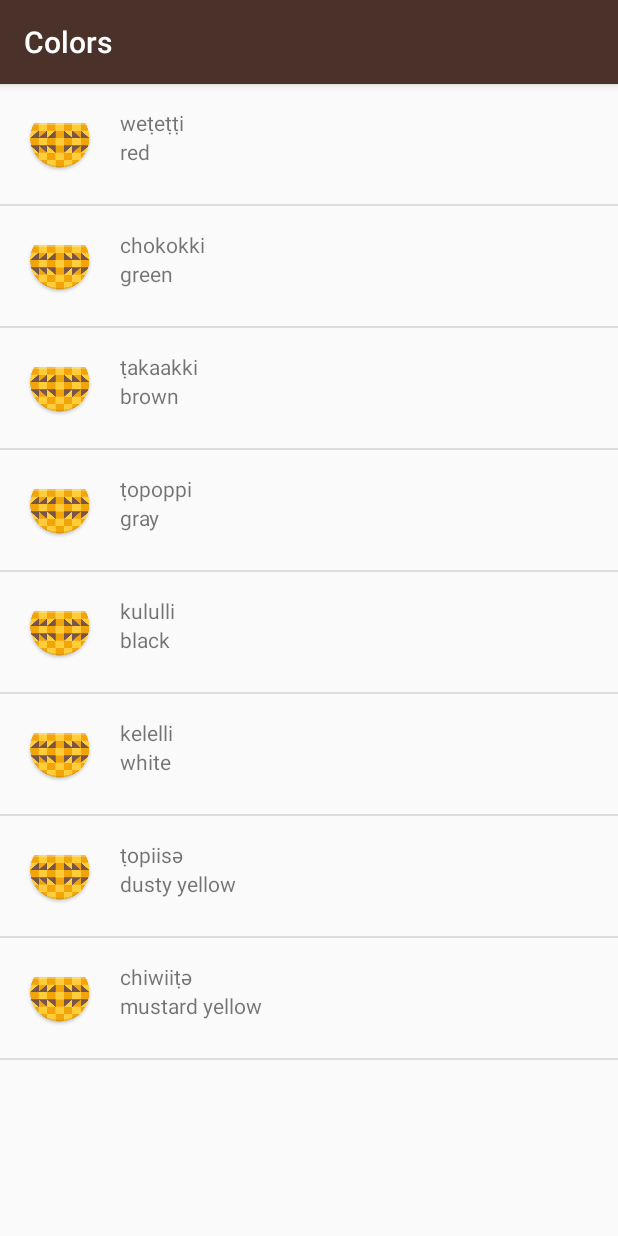
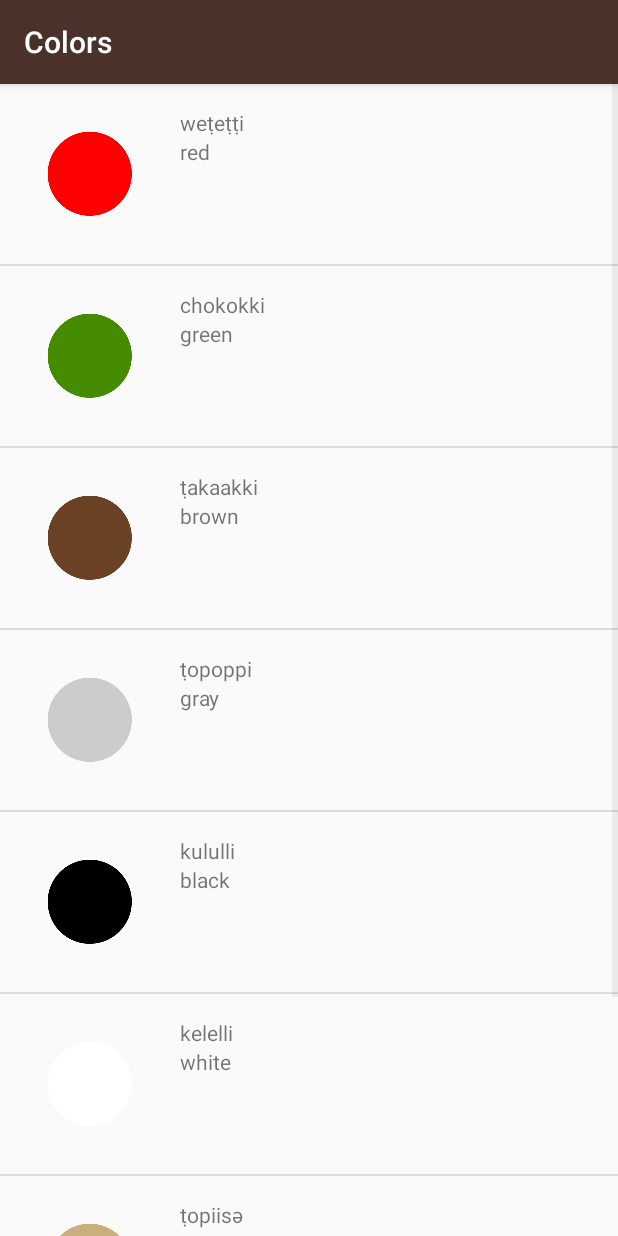
Before and after one commit to worzst/ud-miwok-translator, an Android app: the ColorsActivity screen opened directly, with no data from a screen before it, on a phone screen of 412 x 824 dp. Run offline under Robolectric (Android 15) with nearby library versions, the phone set to English and light mode, and no system bars.

Commit message:
WordAdapter changes
changed WordAdapter to support word with or without images

```diff
--- a/app/src/main/java/com/example/android/miwok/ColorsActivity.java
+++ b/app/src/main/java/com/example/android/miwok/ColorsActivity.java
@@ -13,6 +13,7 @@ public class ColorsActivity extends AppCompatActivity {
         super.onCreate(savedInstanceState);
         setContentView(R.layout.word_list);
 
+        // Create a list of word objects
         ArrayList<Word> words = new ArrayList<>();
         words.add(new Word("red", "weṭeṭṭi", R.drawable.color_red));
         words.add(new Word("green", "chokokki", R.drawable.color_green));
@@ -23,6 +24,7 @@ public class ColorsActivity extends AppCompatActivity {
         words.add(new Word("dusty yellow", "ṭopiisә", R.drawable.color_dusty_yellow));
         words.add(new Word("mustard yellow", "chiwiiṭә", R.drawable.color_mustard_yellow));
 
+        // Create an adapter and find the ListView on the screen and populate the data
         WordAdapter adapter = new WordAdapter(this, words);
         ListView listView = (ListView) findViewById(R.id.list);
         listView.setAdapter(adapter);
--- a/app/src/main/java/com/example/android/miwok/FamilyActivity.java
+++ b/app/src/main/java/com/example/android/miwok/FamilyActivity.java
@@ -13,6 +13,7 @@ public class FamilyActivity extends AppCompatActivity {
         super.onCreate(savedInstanceState);
         setContentView(R.layout.word_list);
 
+        // Create a list of word objects
         ArrayList<Word> words = new ArrayList<>();
         words.add(new Word("father", "әpә", R.drawable.family_father));
         words.add(new Word("mother", "әṭa", R.drawable.family_mother));
@@ -25,6 +26,7 @@ public class FamilyActivity extends AppCompatActivity {
         words.add(new Word("grandmother", "ama", R.drawable.family_grandmother));
         words.add(new Word("grandfather", "paapa", R.drawable.family_grandfather));
 
+        // Create an adapter and find the ListView on the screen and populate the data
         WordAdapter adapter = new WordAdapter(this, words);
         ListView listView = (ListView) findViewById(R.id.list);
         listView.setAdapter(adapter);
--- a/app/src/main/java/com/example/android/miwok/NumbersActivity.java
+++ b/app/src/main/java/com/example/android/miwok/NumbersActivity.java
@@ -13,6 +13,7 @@ public class NumbersActivity extends AppCompatActivity {
         super.onCreate(savedInstanceState);
         setContentView(R.layout.word_list);
 
+        // Create a list of word objects
         ArrayList<Word> words = new ArrayList<>();
         words.add(new Word("one", "lutti", R.drawable.number_one));
         words.add(new Word("two", "otiiko", R.drawable.number_two));
@@ -25,6 +26,7 @@ public class NumbersActivity extends AppCompatActivity {
         words.add(new Word("nine", "wo’e", R.drawable.number_nine));
         words.add(new Word("ten", "na’aacha", R.drawable.number_ten));
 
+        // Create an adapter and find the ListView on the screen and populate the data
         WordAdapter adapter = new WordAdapter(this, words);
         ListView listView = (ListView) findViewById(R.id.list);
         listView.setAdapter(adapter);
--- a/app/src/main/java/com/example/android/miwok/PhrasesActivity.java
+++ b/app/src/main/java/com/example/android/miwok/PhrasesActivity.java
@@ -13,6 +13,7 @@ public class PhrasesActivity extends AppCompatActivity {
         super.onCreate(savedInstanceState);
         setContentView(R.layout.word_list);
 
+        // Create a list of word objects
         ArrayList<Word> words = new ArrayList<>();
         words.add(new Word("Where are you going?", "minto wuksus"));
         words.add(new Word("What is your name?", "tinnә oyaase'nә"));
@@ -25,6 +26,7 @@ public class PhrasesActivity extends AppCompatActivity {
         words.add(new Word("Let’s go.", "yoowutis"));
         words.add(new Word("Come here.", "әnni'nem"));
 
+        // Create an adapter and find the ListView on the screen and populate the data
         WordAdapter adapter = new WordAdapter(this, words);
         ListView listView = (ListView) findViewById(R.id.list);
         listView.setAdapter(adapter);
--- a/app/src/main/java/com/example/android/miwok/Word.java
+++ b/app/src/main/java/com/example/android/miwok/Word.java
@@ -13,13 +13,25 @@ public class Word {
     private String mTranslatedText;
 
     /** Resource id for the corresponding image for the word */
-    private int mImageResourceId;
+    private int mImageResourceId = NO_IMAGE_PROVIDED;
 
+    private static final int NO_IMAGE_PROVIDED = -1;
+
+    /**
+     * Create a new Word object
+     * @param defaultText       is the word in the default language
+     * @param translatedText    is the word in the translated language
+     */
     public Word(String defaultText, String translatedText) {
         this.mDefaultText = defaultText;
         this.mTranslatedText = translatedText;
     }
-
+    /**
+     * Create a new Word object
+     * @param defaultText       is the word in the default language
+     * @param translatedText    is the word in the translated language
+     * @param imageResourceId   is the drawable image resource id corresponding to the word
+     */
     public Word(String defaultText, String translatedText, int imageResourceId) {
         this.mDefaultText = defaultText;
         this.mTranslatedText = translatedText;
@@ -43,7 +55,14 @@ public class Word {
     /**
      * @return an integer of the image resource id
      */
-    public int getmImageResourceId() {
+    public int getImageResourceId() {
         return mImageResourceId;
     }
+
+    /**
+     * @return true if the object has an image, else returns false
+     */
+    public boolean hasImage() {
+        return mImageResourceId != NO_IMAGE_PROVIDED;
+    }
 }
--- a/app/src/main/java/com/example/android/miwok/WordAdapter.java
+++ b/app/src/main/java/com/example/android/miwok/WordAdapter.java
@@ -5,6 +5,7 @@ import android.view.LayoutInflater;
 import android.view.View;
 import android.view.ViewGroup;
 import android.widget.ArrayAdapter;
+import android.widget.ImageView;
 import android.widget.TextView;
 
 import java.util.ArrayList;
@@ -53,6 +54,15 @@ public class WordAdapter extends ArrayAdapter<Word> {
         TextView defaultTextView = (TextView) listItemView.findViewById(R.id.default_text_view);
         defaultTextView.setText(currentWord.getDefaultText());
 
+        // Find the ImageView and set the resource specified for the word
+        ImageView imageView = (ImageView) listItemView.findViewById(R.id.image);
+        // If the word has an image, then set it, else hide the ImageView
+        if (currentWord.hasImage()) {
+            imageView.setImageResource(currentWord.getImageResourceId());
+        } else {
+            imageView.setVisibility(View.GONE);
+        }
+
         // return the list item (containing 2 TextViews)
         return listItemView;
     }
--- a/app/src/main/res/layout/list_item.xml
+++ b/app/src/main/res/layout/list_item.xml
@@ -13,14 +13,14 @@
         android:id="@+id/image"
         android:layout_width="wrap_content"
         android:layout_height="wrap_content"
-        android:src="@mipmap/ic_launcher"/>
+        android:src="@mipmap/ic_launcher"
+        android:layout_marginRight="16dp"/>
 
     <LinearLayout
         android:id="@+id/text_container"
         android:orientation="vertical"
         android:layout_width="match_parent"
-        android:layout_height="match_parent"
-        android:paddingLeft="16dp">
+        android:layout_height="match_parent">
 
         <TextView
             android:id="@+id/translated_text_view"
```
